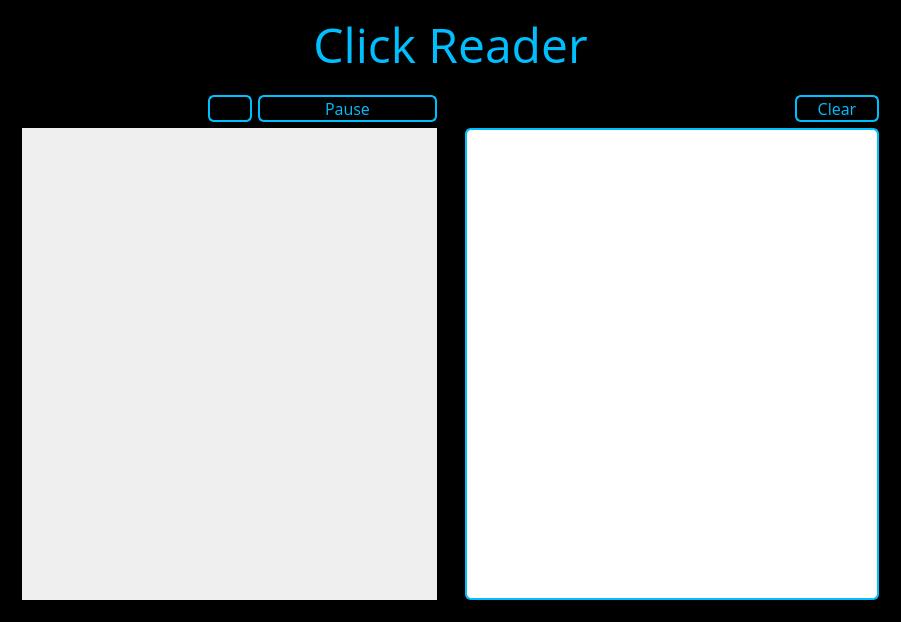
Qt form App/mainwindow.ui (ivanamunjas/ClickReader) before a commit.
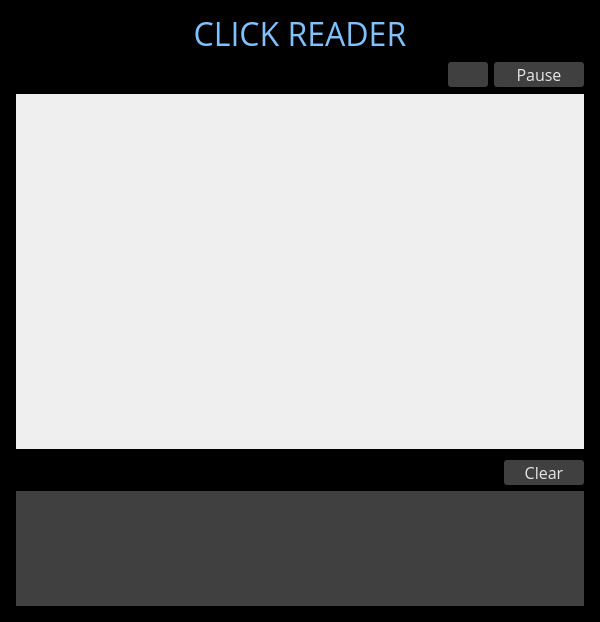
The same form after that commit. Icons and pictures are not drawn. Custom widgets are drawn as their Qt base class.

```diff
--- a/App/mainwindow.ui
+++ b/App/mainwindow.ui
@@ -6,7 +6,7 @@
    <rect>
     <x>0</x>
     <y>0</y>
-    <width>901</width>
+    <width>600</width>
     <height>622</height>
    </rect>
   </property>
@@ -81,6 +81,12 @@
    <double>1.000000000000000</double>
   </property>
   <widget class="QWidget" name="centralWidget">
+   <property name="sizePolicy">
+    <sizepolicy hsizetype="Expanding" vsizetype="Preferred">
+     <horstretch>0</horstretch>
+     <verstretch>0</verstretch>
+    </sizepolicy>
+   </property>
    <property name="palette">
     <palette>
      <active>
@@ -148,12 +154,27 @@
    <layout class="QVBoxLayout" name="verticalLayout_2">
     <item>
      <layout class="QVBoxLayout" name="verticalLayout">
+      <property name="spacing">
+       <number>6</number>
+      </property>
+      <property name="leftMargin">
+       <number>5</number>
+      </property>
+      <property name="rightMargin">
+       <number>5</number>
+      </property>
+      <property name="bottomMargin">
+       <number>5</number>
+      </property>
+      <item>
+       <layout class="QVBoxLayout" name="verticalLayout_6"/>
+      </item>
       <item>
        <widget class="QLabel" name="label">
         <property name="maximumSize">
          <size>
           <width>901</width>
-          <height>100</height>
+          <height>80</height>
          </size>
         </property>
         <property name="palette">
@@ -162,8 +183,8 @@
            <colorrole role="WindowText">
             <brush brushstyle="SolidPattern">
              <color alpha="255">
-              <red>0</red>
-              <green>191</green>
+              <red>128</red>
+              <green>193</green>
               <blue>255</blue>
              </color>
             </brush>
@@ -173,8 +194,8 @@
            <colorrole role="WindowText">
             <brush brushstyle="SolidPattern">
              <color alpha="255">
-              <red>0</red>
-              <green>191</green>
+              <red>128</red>
+              <green>193</green>
               <blue>255</blue>
              </color>
             </brush>
@@ -196,7 +217,7 @@
         <property name="font">
          <font>
           <family>Open Sans</family>
-          <pointsize>36</pointsize>
+          <pointsize>24</pointsize>
           <weight>50</weight>
           <italic>false</italic>
           <bold>false</bold>
@@ -206,7 +227,7 @@
          <enum>Qt::LeftToRight</enum>
         </property>
         <property name="text">
-         <string>&lt;html&gt;&lt;head/&gt;&lt;body&gt;&lt;p&gt;&lt;span style=&quot; font-size:36pt;&quot;&gt;Click Reader&lt;/span&gt;&lt;/p&gt;&lt;/body&gt;&lt;/html&gt;</string>
+         <string>&lt;html&gt;&lt;head/&gt;&lt;body&gt;&lt;p&gt;CLICK READER&lt;/p&gt;&lt;/body&gt;&lt;/html&gt;</string>
         </property>
         <property name="alignment">
          <set>Qt::AlignCenter</set>
@@ -217,20 +238,42 @@
        </widget>
       </item>
       <item>
-       <layout class="QHBoxLayout" name="horizontalLayout">
-        <item>
          <widget class="QWidget" name="widget_2" native="true">
           <layout class="QVBoxLayout" name="verticalLayout_3">
+         <property name="spacing">
+          <number>0</number>
+         </property>
+         <property name="leftMargin">
+          <number>0</number>
+         </property>
+         <property name="topMargin">
+          <number>0</number>
+         </property>
+         <property name="rightMargin">
+          <number>0</number>
+         </property>
+         <property name="bottomMargin">
+          <number>0</number>
+         </property>
            <item>
             <layout class="QHBoxLayout" name="horizontalLayout_2">
+           <property name="bottomMargin">
+            <number>6</number>
+           </property>
              <item>
               <widget class="PortComboBox" name="combo" native="true">
                <property name="minimumSize">
                 <size>
-                 <width>0</width>
+               <width>150</width>
                  <height>26</height>
                 </size>
                </property>
+             <property name="maximumSize">
+              <size>
+               <width>80</width>
+               <height>16777215</height>
+              </size>
+             </property>
                <property name="font">
                 <font>
                  <family>Open Sans</family>
@@ -238,13 +281,13 @@
                 </font>
                </property>
                <property name="styleSheet">
-                <string notr="true">QComboBox {
-    border: 2px solid #00bfff;
-    border-radius: 6px;
-    padding: 1px 18px 1px 3px;
-    min-width: 130px;
+              <string notr="true">/*QComboBox {
+    border: 2px #404040;
 
-	color: #33ccff;
+   border-radius: 3px;
+    background-color:  #404040;
+    min-width: 150px;
+	color: #e6e6e6;
 }
 
 QPushButton:hover {
@@ -258,19 +301,18 @@
 
 
 QComboBox:editable {
-    background: #00bfff;
+    background:#404040;
 }
 
 QComboBox:!editable, QComboBox::drop-down:editable {
-     background: #000000;
+     background: #404040;
 }
 
-/* QComboBox gets the &quot;on&quot; state when the popup is open */
 QComboBox:!editable:on, QComboBox::drop-down:editable:on {
-    background:  #000000;
+    background: #404040;
 }
 
-QComboBox:on { /* shift the text when the popup opens */
+QComboBox:on { 
     padding-top: 3px;
     padding-left: 4px;
 }
@@ -283,54 +325,124 @@
 	color: #00bfff;
     border-left-width: 1px;
     border-left-color: #00bfff;
-    border-left-style: solid; /* just a single line */
-    border-top-right-radius: 3px; /* same radius as the QComboBox */
+    border-left-style: solid; 
+    border-top-right-radius: 3px; 
     border-bottom-right-radius: 3px;
 }
+QComboBox::drop-down {
+	border: 1px;
+border-color: #e6e6e6;
+   width: 20px;
+}
 
 QComboBox QAbstractItemView{
-	background-color:  #006080;
-	color:#00bfff;
+	background-color:  #404040;
+	color:#e6e6e6;
  
-	selection-background-color: #00bfff;
-	selection-color:  #000000;
+	selection-background-color: #006080;
+	selection-color: #e6e6e6;
 }
 
-QComboBox:drop-arrow{
-	color:#00bfff;
+QComboBox:down-arrow{
+	image: url(C:/Users/mikroe/Downloads/down-arrow (4).png);
 }
 
 QWidget:item:selected
 {
      border: 0px solid #999900;
      background: transparent;
-}</string>
-               </property>
-               <zorder>refreshButton</zorder>
+}*/
+
+QComboBox
+{
+    color:#e6e6e6;
+    background-color: #404040;
+    border-color: #404040;
+    border-width: 1px;
+    border-style: solid;
+border-radius: 3px;
+}
+
+QComboBox QListView
+{
+    border: 1px ; 
+    border-color: #404040;
+    background-color: #8c8c8c;
+}
+
+QComboBox::drop-down
+{
+    width: 20px;
+    border: 1px;
+    border-color:#404040;
+    border-left-style:solid;
+    border-top-style: none;
+    border-bottom-style: none;
+    border-right-style: none;
+}
+
+QComboBox::down-arrow
+{
+    image: url(C:/Users/mikroe/Downloads/down-arrow (4).png);
+    width: 16px;
+    height: 16px;
+}
+
+
+QComboBox QAbstractItemView{
+	background-color:  #595959;
+	color:#e6e6e6;
+    border: 1px;
+   border-color: #404040;
+	selection-background-color: #999999;
+	selection-color: #e6e6e6;
+}
+
+QComboBox:hover
+{
+    color:#e6e6e6;
+    background-color: #595959;
+    border-color: #595959;
+    border-width: 1px;
+    border-style: solid;
+border-radius: 3px;
+}
+
+</string>
+             </property>
+            </widget>
+           </item>
+           <item>
+            <widget class="QLabel" name="label_2">
+             <property name="text">
+              <string>TextLabel</string>
+             </property>
               </widget>
              </item>
              <item>
               <widget class="QPushButton" name="refreshButton">
                <property name="minimumSize">
                 <size>
-                 <width>44</width>
+               <width>40</width>
                  <height>0</height>
                 </size>
                </property>
                <property name="maximumSize">
                 <size>
                  <width>40</width>
-                 <height>30</height>
+               <height>25</height>
                 </size>
                </property>
                <property name="styleSheet">
                 <string notr="true">QPushButton {
-    border: 2px solid #00bfff;
-    border-radius: 6px;
-    background-color:
-                                      #000000;
-    min-width: 40px;
-	color:#00bfff;
+   border: 2px #404040;
+
+   border-radius: 3px;
+    background-color:  #404040;
+    min-width:40px;
+	color: #e6e6e6;
+
+
 }
 
 
@@ -362,60 +474,66 @@
              </item>
              <item>
               <widget class="QPushButton" name="pauseButton">
+             <property name="maximumSize">
+              <size>
+               <width>90</width>
+               <height>25</height>
+              </size>
+             </property>
                <property name="palette">
                 <palette>
                  <active>
                   <colorrole role="WindowText">
                    <brush brushstyle="SolidPattern">
                     <color alpha="255">
-                     <red>0</red>
-                     <green>191</green>
-                     <blue>255</blue>
+                   <red>230</red>
+                   <green>230</green>
+                   <blue>230</blue>
                     </color>
                    </brush>
                   </colorrole>
                   <colorrole role="Button">
                    <brush brushstyle="SolidPattern">
                     <color alpha="255">
-                     <red>0</red>
-                     <green>0</green>
-                     <blue>0</blue>
+                   <red>64</red>
+                   <green>64</green>
+                   <blue>64</blue>
                     </color>
                    </brush>
                   </colorrole>
                   <colorrole role="Text">
                    <brush brushstyle="SolidPattern">
                     <color alpha="255">
-                     <red>0</red>
-                     <green>191</green>
-                     <blue>255</blue>
+                   <red>230</red>
+                   <green>230</green>
+                   <blue>230</blue>
                     </color>
                    </brush>
                   </colorrole>
                   <colorrole role="ButtonText">
                    <brush brushstyle="SolidPattern">
                     <color alpha="255">
-                     <red>0</red>
-                     <green>191</green>
-                     <blue>255</blue>
+                   <red>230</red>
+                   <green>230</green>
+                   <blue>230</blue>
                     </color>
                    </brush>
                   </colorrole>
                   <colorrole role="Base">
                    <brush brushstyle="SolidPattern">
                     <color alpha="255">
-                     <red>0</red>
-                     <green>0</green>
-                     <blue>0</blue>
+                   <red>64</red>
+                   <green>64</green>
+                   <blue>64</blue>
                     </color>
                    </brush>
                   </colorrole>
                   <colorrole role="Window">
                    <brush brushstyle="SolidPattern">
                     <color alpha="255">
-                     <red>0</red>
-                     <green>0</green>
-                     <blue>0</blue>
+                   <red>64</red>
+                   <green>64</green>
+                   <blue>64</blue>
                     </color>
                    </brush>
                   </colorrole>
@@ -424,54 +542,54 @@
                   <colorrole role="WindowText">
                    <brush brushstyle="SolidPattern">
                     <color alpha="255">
-                     <red>0</red>
-                     <green>191</green>
-                     <blue>255</blue>
+                   <red>230</red>
+                   <green>230</green>
+                   <blue>230</blue>
                     </color>
                    </brush>
                   </colorrole>
                   <colorrole role="Button">
                    <brush brushstyle="SolidPattern">
                     <color alpha="255">
-                     <red>0</red>
-                     <green>0</green>
-                     <blue>0</blue>
+                   <red>64</red>
+                   <green>64</green>
+                   <blue>64</blue>
                     </color>
                    </brush>
                   </colorrole>
                   <colorrole role="Text">
                    <brush brushstyle="SolidPattern">
                     <color alpha="255">
-                     <red>0</red>
-                     <green>191</green>
-                     <blue>255</blue>
+                   <red>230</red>
+                   <green>230</green>
+                   <blue>230</blue>
                     </color>
                    </brush>
                   </colorrole>
                   <colorrole role="ButtonText">
                    <brush brushstyle="SolidPattern">
                     <color alpha="255">
-                     <red>0</red>
-                     <green>191</green>
-                     <blue>255</blue>
+                   <red>230</red>
+                   <green>230</green>
+                   <blue>230</blue>
                     </color>
                    </brush>
                   </colorrole>
                   <colorrole role="Base">
                    <brush brushstyle="SolidPattern">
                     <color alpha="255">
-                     <red>0</red>
-                     <green>0</green>
-                     <blue>0</blue>
+                   <red>64</red>
+                   <green>64</green>
+                   <blue>64</blue>
                     </color>
                    </brush>
                   </colorrole>
                   <colorrole role="Window">
                    <brush brushstyle="SolidPattern">
                     <color alpha="255">
-                     <red>0</red>
-                     <green>0</green>
-                     <blue>0</blue>
+                   <red>64</red>
+                   <green>64</green>
+                   <blue>64</blue>
                     </color>
                    </brush>
                   </colorrole>
@@ -480,54 +598,54 @@
                   <colorrole role="WindowText">
                    <brush brushstyle="SolidPattern">
                     <color alpha="255">
-                     <red>0</red>
-                     <green>191</green>
-                     <blue>255</blue>
+                   <red>230</red>
+                   <green>230</green>
+                   <blue>230</blue>
                     </color>
                    </brush>
                   </colorrole>
                   <colorrole role="Button">
                    <brush brushstyle="SolidPattern">
                     <color alpha="255">
-                     <red>0</red>
-                     <green>0</green>
-                     <blue>0</blue>
+                   <red>64</red>
+                   <green>64</green>
+                   <blue>64</blue>
                     </color>
                    </brush>
                   </colorrole>
                   <colorrole role="Text">
                    <brush brushstyle="SolidPattern">
                     <color alpha="255">
-                     <red>0</red>
-                     <green>191</green>
-                     <blue>255</blue>
+                   <red>230</red>
+                   <green>230</green>
+                   <blue>230</blue>
                     </color>
                    </brush>
                   </colorrole>
                   <colorrole role="ButtonText">
                    <brush brushstyle="SolidPattern">
                     <color alpha="255">
-                     <red>0</red>
-                     <green>191</green>
-                     <blue>255</blue>
+                   <red>230</red>
+                   <green>230</green>
+                   <blue>230</blue>
                     </color>
                    </brush>
                   </colorrole>
                   <colorrole role="Base">
                    <brush brushstyle="SolidPattern">
                     <color alpha="255">
-                     <red>0</red>
-                     <green>0</green>
-                     <blue>0</blue>
+                   <red>64</red>
+                   <green>64</green>
+                   <blue>64</blue>
                     </color>
                    </brush>
                   </colorrole>
                   <colorrole role="Window">
                    <brush brushstyle="SolidPattern">
                     <color alpha="255">
-                     <red>0</red>
-                     <green>0</green>
-                     <blue>0</blue>
+                   <red>64</red>
+                   <green>64</green>
+                   <blue>64</blue>
                     </color>
                    </brush>
                   </colorrole>
@@ -544,12 +662,13 @@
                </property>
                <property name="styleSheet">
                 <string notr="true">QPushButton {
-    border: 2px solid #00bfff;
-    border-radius: 6px;
-    background-color:
-                                      #000000;
+   border: 2px #404040;
+
+   border-radius: 3px;
+    background-color:  #404040;
     min-width: 80px;
-	color:#00bfff;
+	color: #e6e6e6;
+
 }
 
 
@@ -582,7 +701,7 @@
              <property name="minimumSize">
               <size>
                <width>300</width>
-               <height>100</height>
+             <height>355</height>
               </size>
              </property>
              <property name="palette">
@@ -736,46 +855,34 @@
               </font>
              </property>
              <property name="styleSheet">
-              <string notr="true">QScrollArea  {
-	background-color: #000000;
-	border: 0px;
-}
+            <string notr="true">QScrollBar:vertical {          
+       border: 1px solid #999999;
+       background:#b3b3b3;
+       width:10px;    
+       margin: 0px 0px 0px 0px;
+   }
+    QScrollBar::handle:vertical {
+        background: #737373;
+        min-height: 0px;
+    }
+    QScrollBar::add-line:vertical {
+       background: qlineargradient(x1:0, y1:0, x2:1, y2:0,
+      stop: 0 rgb(32, 47, 130), stop: 0.5 rgb(32, 47, 130),  stop:1 rgb(32, 47, 130));
+       height: 0px;
+       subcontrol-position: bottom;
+        subcontrol-origin: margin;
+    }
+    QScrollBar::sub-line:vertical {
+       background: qlineargradient(x1:0, y1:0, x2:1, y2:0,
+       stop: 0  rgb(32, 47, 130), stop: 0.5 rgb(32, 47, 130),  stop:1 rgb(32, 47, 130));
+       height: 0 px;
+       subcontrol-position: top;
+       subcontrol-origin: margin;
+   }
 
-QScrollBar:vertical {
-
-  border-color: solid #00bfff;
-  border-width: 2px;
-
-  background-color: #002633;
-  width: 15px;
-  margin: 20px 0 20px 0;
-
-}
-
-QScrollBar::handle:vertical {
-
-  background-color: #007399;
-  min-height: 25px;
-  border: 1px solid  #00bfff;
-
-}
-
- QScrollBar::add-line:vertical {
-    border: 1px solid  #00bfff;
-    background-color: #000000;
-    height: 18px;
-    subcontrol-position: bottom;
-    subcontrol-origin: margin;
-}
-
-QScrollBar::sub-line:vertical {
-    border: 1px solid #00bfff;
-    background-color: #000000;
-    height: 18px;
-    subcontrol-position: top;
-    subcontrol-origin: margin;
-}
-</string>
+QScrollArea{
+ border: 0px;
+}</string>
              </property>
              <property name="lineWidth">
               <number>0</number>
@@ -788,16 +895,31 @@
                <rect>
                 <x>0</x>
                 <y>0</y>
-                <width>419</width>
-                <height>473</height>
-               </rect>
-              </property>
+              <width>572</width>
+              <height>355</height>
+             </rect>
+            </property>
+            <zorder>textEdit</zorder>
+            <zorder></zorder>
              </widget>
             </widget>
            </item>
           </layout>
          </widget>
         </item>
+     </layout>
+    </item>
+    <item>
+     <layout class="QHBoxLayout" name="horizontalLayout">
+      <property name="leftMargin">
+       <number>5</number>
+      </property>
+      <property name="rightMargin">
+       <number>5</number>
+      </property>
+      <property name="bottomMargin">
+       <number>5</number>
+      </property>
         <item>
          <widget class="QWidget" name="widget" native="true">
           <property name="sizePolicy">
@@ -807,8 +929,29 @@
            </sizepolicy>
           </property>
           <layout class="QVBoxLayout" name="verticalLayout_4">
+         <property name="spacing">
+          <number>0</number>
+         </property>
+         <property name="leftMargin">
+          <number>0</number>
+         </property>
+         <property name="topMargin">
+          <number>0</number>
+         </property>
+         <property name="rightMargin">
+          <number>0</number>
+         </property>
+         <property name="bottomMargin">
+          <number>0</number>
+         </property>
            <item>
             <layout class="QHBoxLayout" name="horizontalLayout_3">
+           <property name="spacing">
+            <number>0</number>
+           </property>
+           <property name="bottomMargin">
+            <number>6</number>
+           </property>
              <item>
               <spacer name="horizontalSpacer">
                <property name="orientation">
@@ -832,8 +975,8 @@
                </property>
                <property name="minimumSize">
                 <size>
-                 <width>84</width>
-                 <height>0</height>
+               <width>80</width>
+               <height>25</height>
                 </size>
                </property>
                <property name="maximumSize">
@@ -848,54 +991,54 @@
                   <colorrole role="WindowText">
                    <brush brushstyle="SolidPattern">
                     <color alpha="255">
-                     <red>0</red>
-                     <green>191</green>
-                     <blue>255</blue>
+                   <red>230</red>
+                   <green>230</green>
+                   <blue>230</blue>
                     </color>
                    </brush>
                   </colorrole>
                   <colorrole role="Button">
                    <brush brushstyle="SolidPattern">
                     <color alpha="255">
-                     <red>0</red>
-                     <green>0</green>
-                     <blue>0</blue>
+                   <red>64</red>
+                   <green>64</green>
+                   <blue>64</blue>
                     </color>
                    </brush>
                   </colorrole>
                   <colorrole role="Text">
                    <brush brushstyle="SolidPattern">
                     <color alpha="255">
-                     <red>0</red>
-                     <green>191</green>
-                     <blue>255</blue>
+                   <red>230</red>
+                   <green>230</green>
+                   <blue>230</blue>
                     </color>
                    </brush>
                   </colorrole>
                   <colorrole role="ButtonText">
                    <brush brushstyle="SolidPattern">
                     <color alpha="255">
-                     <red>0</red>
-                     <green>191</green>
-                     <blue>255</blue>
+                   <red>230</red>
+                   <green>230</green>
+                   <blue>230</blue>
                     </color>
                    </brush>
                   </colorrole>
                   <colorrole role="Base">
                    <brush brushstyle="SolidPattern">
                     <color alpha="255">
-                     <red>0</red>
-                     <green>0</green>
-                     <blue>0</blue>
+                   <red>64</red>
+                   <green>64</green>
+                   <blue>64</blue>
                     </color>
                    </brush>
                   </colorrole>
                   <colorrole role="Window">
                    <brush brushstyle="SolidPattern">
                     <color alpha="255">
-                     <red>0</red>
-                     <green>0</green>
-                     <blue>0</blue>
+                   <red>64</red>
+                   <green>64</green>
+                   <blue>64</blue>
                     </color>
                    </brush>
                   </colorrole>
@@ -904,54 +1047,54 @@
                   <colorrole role="WindowText">
                    <brush brushstyle="SolidPattern">
                     <color alpha="255">
-                     <red>0</red>
-                     <green>191</green>
-                     <blue>255</blue>
+                   <red>230</red>
+                   <green>230</green>
+                   <blue>230</blue>
                     </color>
                    </brush>
                   </colorrole>
                   <colorrole role="Button">
                    <brush brushstyle="SolidPattern">
                     <color alpha="255">
-                     <red>0</red>
-                     <green>0</green>
-                     <blue>0</blue>
+                   <red>64</red>
+                   <green>64</green>
+                   <blue>64</blue>
                     </color>
                    </brush>
                   </colorrole>
                   <colorrole role="Text">
                    <brush brushstyle="SolidPattern">
                     <color alpha="255">
-                     <red>0</red>
-                     <green>191</green>
-                     <blue>255</blue>
+                   <red>230</red>
+                   <green>230</green>
+                   <blue>230</blue>
                     </color>
                    </brush>
                   </colorrole>
                   <colorrole role="ButtonText">
                    <brush brushstyle="SolidPattern">
                     <color alpha="255">
-                     <red>0</red>
-                     <green>191</green>
-                     <blue>255</blue>
+                   <red>230</red>
+                   <green>230</green>
+                   <blue>230</blue>
                     </color>
                    </brush>
                   </colorrole>
                   <colorrole role="Base">
                    <brush brushstyle="SolidPattern">
                     <color alpha="255">
-                     <red>0</red>
-                     <green>0</green>
-                     <blue>0</blue>
+                   <red>64</red>
+                   <green>64</green>
+                   <blue>64</blue>
                     </color>
                    </brush>
                   </colorrole>
                   <colorrole role="Window">
                    <brush brushstyle="SolidPattern">
                     <color alpha="255">
-                     <red>0</red>
-                     <green>0</green>
-                     <blue>0</blue>
+                   <red>64</red>
+                   <green>64</green>
+                   <blue>64</blue>
                     </color>
                    </brush>
                   </colorrole>
@@ -960,54 +1103,54 @@
                   <colorrole role="WindowText">
                    <brush brushstyle="SolidPattern">
                     <color alpha="255">
-                     <red>0</red>
-                     <green>191</green>
-                     <blue>255</blue>
+                   <red>230</red>
+                   <green>230</green>
+                   <blue>230</blue>
                     </color>
                    </brush>
                   </colorrole>
                   <colorrole role="Button">
                    <brush brushstyle="SolidPattern">
                     <color alpha="255">
-                     <red>0</red>
-                     <green>0</green>
-                     <blue>0</blue>
+                   <red>64</red>
+                   <green>64</green>
+                   <blue>64</blue>
                     </color>
                    </brush>
                   </colorrole>
                   <colorrole role="Text">
                    <brush brushstyle="SolidPattern">
                     <color alpha="255">
-                     <red>0</red>
-                     <green>191</green>
-                     <blue>255</blue>
+                   <red>230</red>
+                   <green>230</green>
+                   <blue>230</blue>
                     </color>
                    </brush>
                   </colorrole>
                   <colorrole role="ButtonText">
                    <brush brushstyle="SolidPattern">
                     <color alpha="255">
-                     <red>0</red>
-                     <green>191</green>
-                     <blue>255</blue>
+                   <red>230</red>
+                   <green>230</green>
+                   <blue>230</blue>
                     </color>
                    </brush>
                   </colorrole>
                   <colorrole role="Base">
                    <brush brushstyle="SolidPattern">
                     <color alpha="255">
-                     <red>0</red>
-                     <green>0</green>
-                     <blue>0</blue>
+                   <red>64</red>
+                   <green>64</green>
+                   <blue>64</blue>
                     </color>
                    </brush>
                   </colorrole>
                   <colorrole role="Window">
                    <brush brushstyle="SolidPattern">
                     <color alpha="255">
-                     <red>0</red>
-                     <green>0</green>
-                     <blue>0</blue>
+                   <red>64</red>
+                   <green>64</green>
+                   <blue>64</blue>
                     </color>
                    </brush>
                   </colorrole>
@@ -1024,12 +1167,12 @@
                </property>
                <property name="styleSheet">
                 <string notr="true">QPushButton {
-    border: 2px solid #00bfff;
-    border-radius: 6px;
-    background-color:
-                                      #000000;
+   border: 2px #404040;
+
+   border-radius: 3px;
+    background-color:  #404040;
     min-width: 80px;
-	color:#00bfff;
+	color: #e6e6e6;
 
 }
 
@@ -1066,60 +1209,141 @@
                <height>0</height>
               </size>
              </property>
+           <property name="palette">
+            <palette>
+             <active>
+              <colorrole role="Button">
+               <brush brushstyle="SolidPattern">
+                <color alpha="255">
+                 <red>64</red>
+                 <green>64</green>
+                 <blue>64</blue>
+                </color>
+               </brush>
+              </colorrole>
+              <colorrole role="Base">
+               <brush brushstyle="SolidPattern">
+                <color alpha="255">
+                 <red>64</red>
+                 <green>64</green>
+                 <blue>64</blue>
+                </color>
+               </brush>
+              </colorrole>
+              <colorrole role="Window">
+               <brush brushstyle="SolidPattern">
+                <color alpha="255">
+                 <red>64</red>
+                 <green>64</green>
+                 <blue>64</blue>
+                </color>
+               </brush>
+              </colorrole>
+             </active>
+             <inactive>
+              <colorrole role="Button">
+               <brush brushstyle="SolidPattern">
+                <color alpha="255">
+                 <red>64</red>
+                 <green>64</green>
+                 <blue>64</blue>
+                </color>
+               </brush>
+              </colorrole>
+              <colorrole role="Base">
+               <brush brushstyle="SolidPattern">
+                <color alpha="255">
+                 <red>64</red>
+                 <green>64</green>
+                 <blue>64</blue>
+                </color>
+               </brush>
+              </colorrole>
+              <colorrole role="Window">
+               <brush brushstyle="SolidPattern">
+                <color alpha="255">
+                 <red>64</red>
+                 <green>64</green>
+                 <blue>64</blue>
+                </color>
+               </brush>
+              </colorrole>
+             </inactive>
+             <disabled>
+              <colorrole role="Button">
+               <brush brushstyle="SolidPattern">
+                <color alpha="255">
+                 <red>64</red>
+                 <green>64</green>
+                 <blue>64</blue>
+                </color>
+               </brush>
+              </colorrole>
+              <colorrole role="Base">
+               <brush brushstyle="SolidPattern">
+                <color alpha="255">
+                 <red>64</red>
+                 <green>64</green>
+                 <blue>64</blue>
+                </color>
+               </brush>
+              </colorrole>
+              <colorrole role="Window">
+               <brush brushstyle="SolidPattern">
+                <color alpha="255">
+                 <red>64</red>
+                 <green>64</green>
+                 <blue>64</blue>
+                </color>
+               </brush>
+              </colorrole>
+             </disabled>
+            </palette>
+           </property>
              <property name="font">
               <font>
                <family>Open Sans</family>
-               <pointsize>12</pointsize>
+             <pointsize>11</pointsize>
+             <weight>50</weight>
+             <bold>false</bold>
               </font>
              </property>
              <property name="styleSheet">
-              <string notr="true">QScrollBar:vertical {
-
-  border-color: solid #00bfff;
-  border-width: 2px;
-
-  background-color: #ffffff;
-  width: 15px;
-  margin: 20px 0 20px 0;
-
-}
-
-QScrollBar::handle:vertical {
-
-  background-color:#ccf2ff;
-  min-height: 25px;
-  border: 1px solid  #00bfff;
-
-}
-
- QScrollBar::add-line:vertical {
-    border: 1px solid  #0086b3;
-    background-color:#99e6ff ;
-    height: 18px;
-    subcontrol-position: bottom;
-    subcontrol-origin: margin;
-}
-
-QScrollBar::sub-line:vertical {
-    border: 1px solid #0086b3;
-    background-color: #99e6ff;
-    height: 18px;
-    subcontrol-position: top;
-    subcontrol-origin: margin;
-}
-
+            <string notr="true">QScrollBar:vertical {          
+       border: 1px solid #999999;
+       background:#b3b3b3;
+       width:10px;    
+       margin: 0px 0px 0px 0px;
+   }
+    QScrollBar::handle:vertical {
+        background: #737373;
+        min-height: 0px;
+    }
+    QScrollBar::add-line:vertical {
+       background: qlineargradient(x1:0, y1:0, x2:1, y2:0,
+      stop: 0 rgb(32, 47, 130), stop: 0.5 rgb(32, 47, 130),  stop:1 rgb(32, 47, 130));
+       height: 0px;
+       subcontrol-position: bottom;
+        subcontrol-origin: margin;
+    }
+    QScrollBar::sub-line:vertical {
+       background: qlineargradient(x1:0, y1:0, x2:1, y2:0,
+       stop: 0  rgb(32, 47, 130), stop: 0.5 rgb(32, 47, 130),  stop:1 rgb(32, 47, 130));
+       height: 0 px;
+       subcontrol-position: top;
+       subcontrol-origin: margin;
+   }
 QTextEdit {
-border: 2px solid #00bfff;
-  border-radius: 6px;
-background-color: #ffffff;
+
+background-color: #404040;
+border: 0px;
+
 }</string>
              </property>
             </widget>
            </item>
           </layout>
          </widget>
-        </item>
-       </layout>
       </item>
      </layout>
     </item>
```
Left out of the diff: 44 changed lines with no effect on the pictures. Lines whose indentation alone changed are shown as unchanged.
